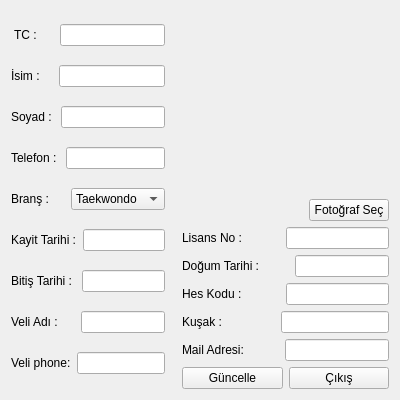
enesbirool/Gym_Management_System_mxsoftware, file assets/GUI/profile.ui: the form before one commit.
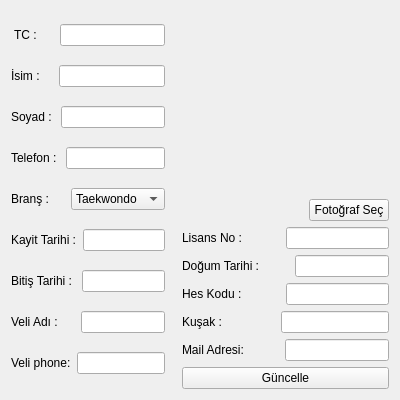
The form after the commit. Icons and pictures are not drawn.

```diff
--- a/assets/GUI/profile.ui
+++ b/assets/GUI/profile.ui
@@ -428,13 +428,6 @@
          </property>
         </widget>
        </item>
-       <item>
-        <widget class="QPushButton" name="exit_butotn">
-         <property name="text">
-          <string>Çıkış</string>
-         </property>
-        </widget>
-       </item>
       </layout>
      </item>
     </layout>
```
